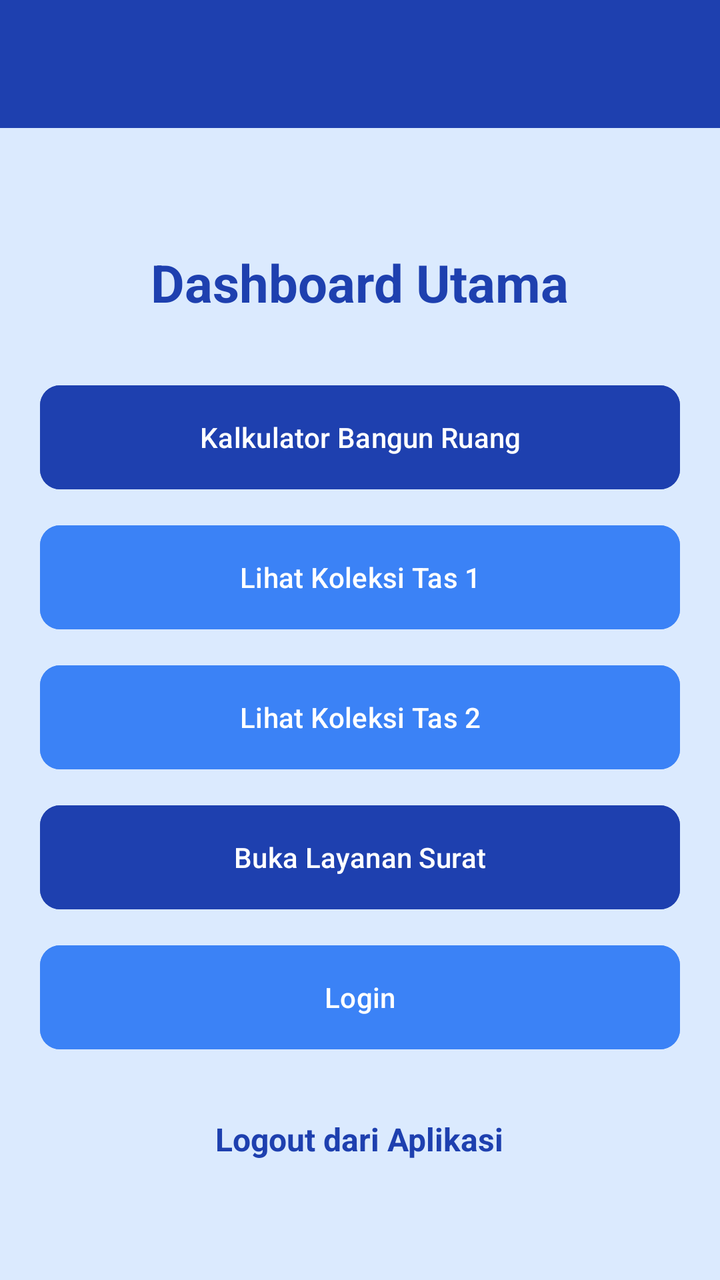
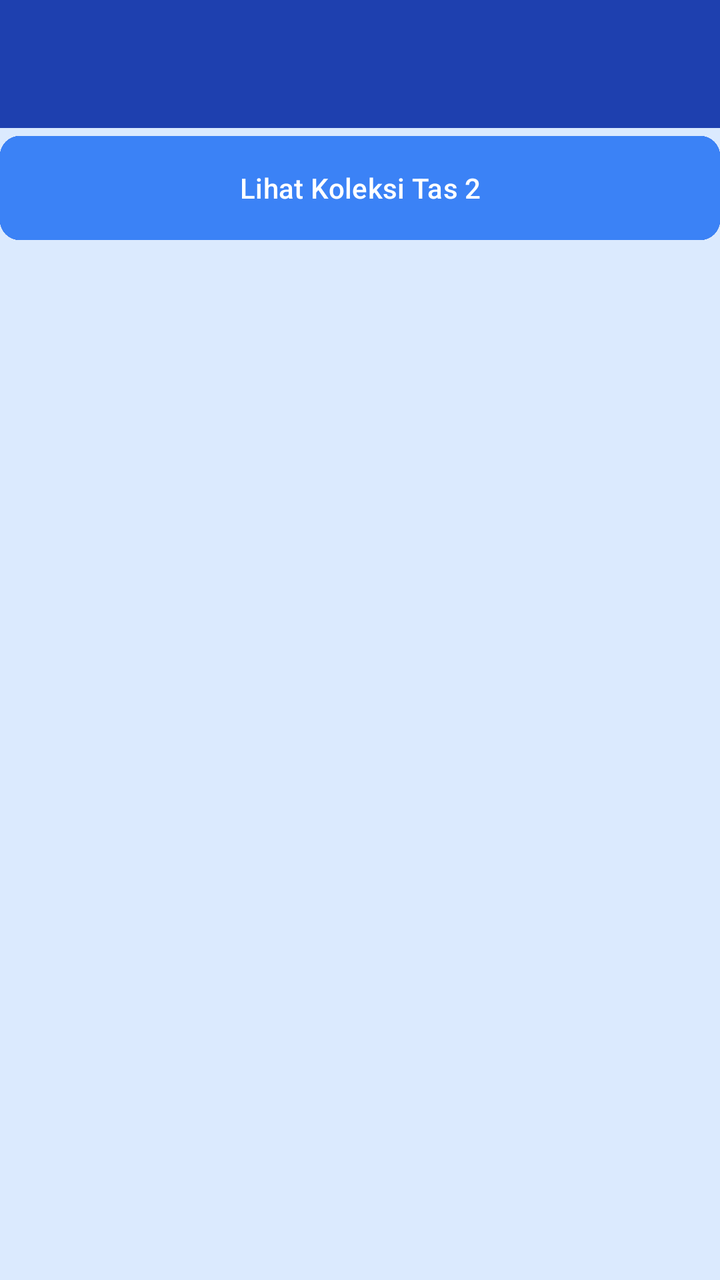

Before-and-after screenshots of an Android layout around one commit, followed by the original layout XML and the change that was made.
<!-- AndroidManifest.xml: application theme Theme.Naylaai -->
<!-- res/layout/activity_menu_utama.xml -->
<?xml version="1.0" encoding="utf-8"?>
<LinearLayout xmlns:android="http://schemas.android.com/apk/res/android"
    xmlns:app="http://schemas.android.com/apk/res-auto"
    android:layout_width="match_parent"
    android:layout_height="match_parent"
    android:orientation="vertical"
    android:background="@color/accent_blue">

    <androidx.appcompat.widget.Toolbar
        android:id="@+id/toolbar"
        android:layout_width="match_parent"
        android:layout_height="?attr/actionBarSize"
        android:background="@color/primary_blue"
        android:elevation="4dp"
        app:titleTextColor="@color/white" />

    <LinearLayout
        android:layout_width="match_parent"
        android:layout_height="match_parent"
        android:orientation="vertical"
        android:padding="20dp"
        android:gravity="center">

        <TextView
            android:layout_width="wrap_content"
            android:layout_height="wrap_content"
            android:text="Dashboard Utama"
            android:textSize="26sp"
            android:textStyle="bold"
            android:textColor="@color/primary_blue"
            android:layout_marginBottom="30dp"/>

        <Button
            android:id="@+id/btnP2"
            android:layout_width="match_parent"
            android:layout_height="60dp"
            android:text="Kalkulator Bangun Ruang"
            android:layout_marginBottom="10dp"
            android:backgroundTint="@color/primary_blue"
            app:cornerRadius="10dp"/>

        <Button
            android:id="@+id/btnG1"
            android:layout_width="match_parent"
            android:layout_height="60dp"
            android:text="Lihat Koleksi Tas 1"
            android:layout_marginBottom="10dp"
            android:backgroundTint="@color/secondary_blue"
            app:cornerRadius="10dp"/>

        <Button
            android:id="@+id/btnG2"
            android:layout_width="match_parent"
            android:layout_height="60dp"
            android:text="Lihat Koleksi Tas 2"
            android:layout_marginBottom="10dp"
            android:backgroundTint="@color/secondary_blue"
            app:cornerRadius="10dp"/>

        <Button
            android:id="@+id/btnWebView"
            android:layout_width="match_parent"
            android:layout_height="60dp"
            android:text="Buka Layanan Surat"
            android:layout_marginBottom="10dp"
            android:backgroundTint="@color/primary_blue"
            app:cornerRadius="10dp" />

        <Button
            android:id="@+id/btnP3"
            android:layout_width="match_parent"
            android:layout_height="60dp"
            android:layout_marginBottom="30dp"
            android:backgroundTint="@color/secondary_blue"
            android:text="Login"
            app:cornerRadius="10dp" />

        <TextView
            android:id="@+id/btnLogout"
            android:layout_width="wrap_content"
            android:layout_height="wrap_content"
            android:text="Logout dari Aplikasi"
            android:textColor="@color/primary_blue"
            android:textSize="16sp"
            android:textStyle="bold" />

    </LinearLayout>
</LinearLayout>
<!-- resources referenced by this layout -->
<resources>
  <color name="accent_blue">#DBEAFE</color>
  <color name="primary_blue">#1E40AF</color>
  <color name="secondary_blue">#3B82F6</color>
  <color name="white">#FFFFFFFF</color>
  <style name="Theme.Naylaai" parent="Base.Theme.Naylaai" />
  <style name="Base.Theme.Naylaai" parent="Theme.Material3.DayNight.NoActionBar">
          
          
      </style>
</resources>

<!-- the commit's change to res/layout/activity_menu_utama.xml (unified diff, before → after) -->
@@ -14,6 +14,49 @@
         android:elevation="4dp"
         app:titleTextColor="@color/white" />
 
+    <FrameLayout
+        android:id="@+id/fragment_container"
+        android:layout_width="match_parent"
+        android:layout_height="match_parent"
+        android:layout_below="@id/toolbar"
+        android:layout_above="@id/bottom_navigation" >
+
+        <Button
+            android:id="@+id/btnP2"
+            android:layout_width="match_parent"
+            android:layout_height="60dp"
+            android:layout_marginBottom="10dp"
+            android:backgroundTint="@color/primary_blue"
+            android:text="Kalkulator Bangun Ruang"
+            app:cornerRadius="10dp" />
+
+        <Button
+            android:id="@+id/btnG1"
+            android:layout_width="match_parent"
+            android:layout_height="60dp"
+            android:layout_marginBottom="10dp"
+            android:backgroundTint="@color/secondary_blue"
+            android:text="Lihat Koleksi Tas 1"
+            app:cornerRadius="10dp" />
+
+        <Button
+            android:id="@+id/btnG2"
+            android:layout_width="match_parent"
+            android:layout_height="60dp"
+            android:layout_marginBottom="10dp"
+            android:backgroundTint="@color/secondary_blue"
+            android:text="Lihat Koleksi Tas 2"
+            app:cornerRadius="10dp" />
+    </FrameLayout>
+
+    <com.google.android.material.bottomnavigation.BottomNavigationView
+        android:id="@+id/bottom_navigation"
+        android:layout_width="match_parent"
+        android:layout_height="wrap_content"
+        android:layout_alignParentBottom="true"
+        android:background="@color/white"
+        app:menu="@menu/bottom_nav_menu" />
+
     <LinearLayout
         android:layout_width="match_parent"
         android:layout_height="match_parent"
@@ -29,33 +72,6 @@
             android:textStyle="bold"
             android:textColor="@color/primary_blue"
             android:layout_marginBottom="30dp"/>
-
-        <Button
-            android:id="@+id/btnP2"
-            android:layout_width="match_parent"
-            android:layout_height="60dp"
-            android:text="Kalkulator Bangun Ruang"
-            android:layout_marginBottom="10dp"
-            android:backgroundTint="@color/primary_blue"
-            app:cornerRadius="10dp"/>
-
-        <Button
-            android:id="@+id/btnG1"
-            android:layout_width="match_parent"
-            android:layout_height="60dp"
-            android:text="Lihat Koleksi Tas 1"
-            android:layout_marginBottom="10dp"
-            android:backgroundTint="@color/secondary_blue"
-            app:cornerRadius="10dp"/>
-
-        <Button
-            android:id="@+id/btnG2"
-            android:layout_width="match_parent"
-            android:layout_height="60dp"
-            android:text="Lihat Koleksi Tas 2"
-            android:layout_marginBottom="10dp"
-            android:backgroundTint="@color/secondary_blue"
-            app:cornerRadius="10dp"/>
 
         <Button
             android:id="@+id/btnWebView"
